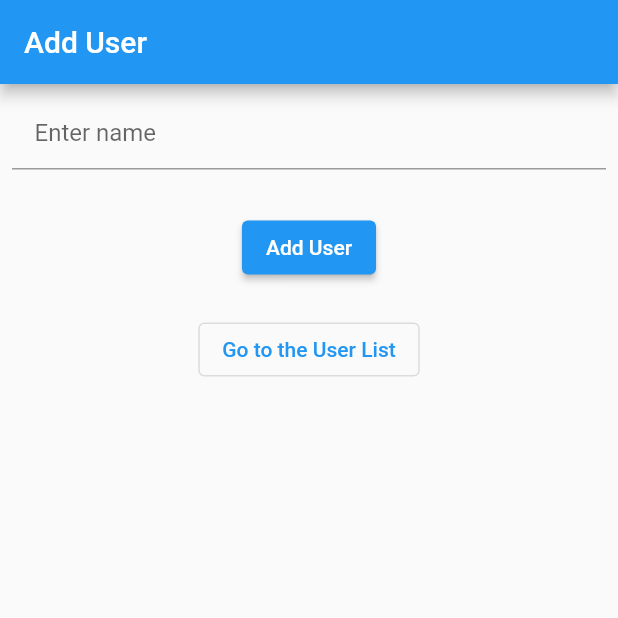
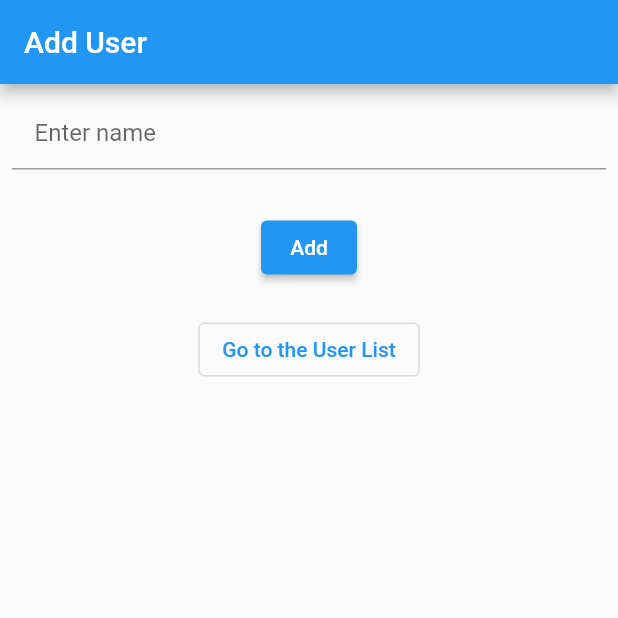
Before and after one commit to susanlee33/user_list2, a Flutter app: the screen it shows after launch, on a phone screen of 412 x 824 dp, the top half of it. Run offline on Flutter 3.47's test engine with Material 2 defaults, Android fonts, the phone set to English and light mode, and no system bars; our stand-ins replace go_router.

Commit message:
chore: Change button label to add

```diff
--- a/lib/view/add_user.dart
+++ b/lib/view/add_user.dart
@@ -44,7 +44,7 @@ class _AddUserState extends State<AddUser> {
                 );
                 ScaffoldMessenger.of(context).showSnackBar(snackBar);
               },
-              child: const Text("Add User"),
+              child: const Text("Add"),
             ),
             const Padding(
               padding: EdgeInsets.all(10.0),
```
